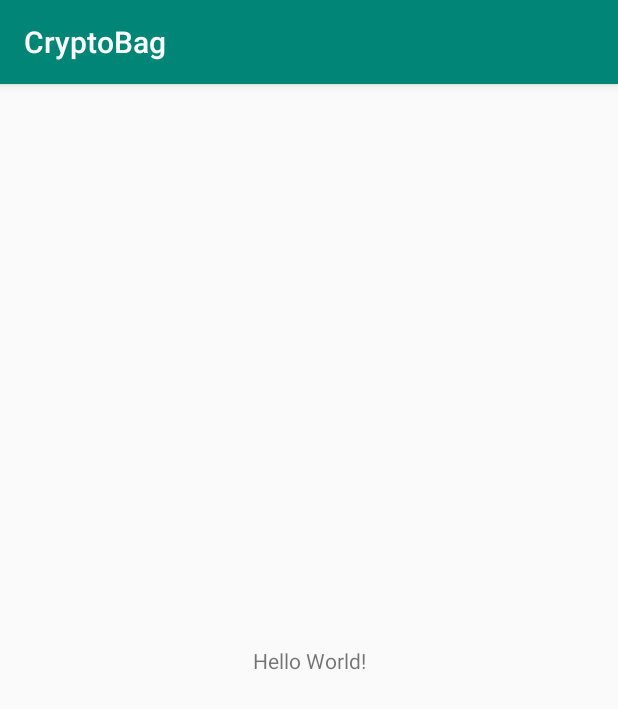
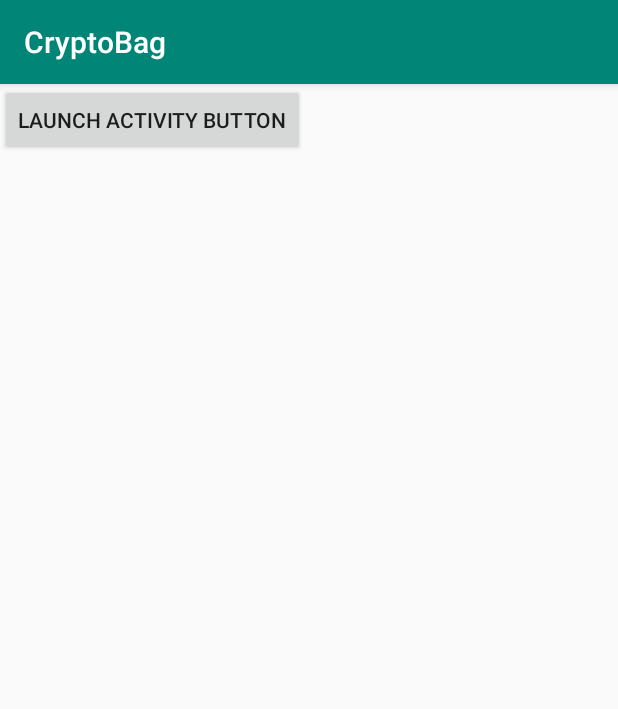
Before and after one commit to s-thai/CryptoBag, an Android app: the screen it shows after launch (MainActivity), on a phone screen of 412 x 824 dp. Shown: the top 709 px of the screen. Run offline under Robolectric (Android 15) with nearby library versions, the phone set to English and light mode, and no system bars.

Commit message:
Tutorial 2

```diff
--- a/app/src/main/AndroidManifest.xml
+++ b/app/src/main/AndroidManifest.xml
@@ -9,6 +9,7 @@
         android:roundIcon="@mipmap/ic_launcher_round"
         android:supportsRtl="true"
         android:theme="@style/AppTheme">
+        <activity android:name=".DetailActivity"></activity>
         <activity android:name=".MainActivity">
             <intent-filter>
                 <action android:name="android.intent.action.MAIN" />
--- a/app/src/main/java/infs3634/cryptobag/MainActivity.java
+++ b/app/src/main/java/infs3634/cryptobag/MainActivity.java
@@ -1,14 +1,44 @@
 package infs3634.cryptobag;
 
 import androidx.appcompat.app.AppCompatActivity;
+import android.content.Intent;
+import android.os.Bundle;
+import android.util.Log;
+import android.widget.Button;
+import android.view.View;
 
-import android.os.Bundle;
 
 public class MainActivity extends AppCompatActivity {
 
+    private Button nButton;
+    public static final String TAG = "MainActivity";
+    public static final String EXTRA_MESSAGE = "au.edu.unsw.infs3634.beers.MESSAGE";
+
+
     @Override
     protected void onCreate(Bundle savedInstanceState) {
+
         super.onCreate(savedInstanceState);
+        Log.i(TAG, "onCreate Called");
+
         setContentView(R.layout.activity_main);
+
+
+        nButton = findViewById(R.id.btnLaunchActivity);
+
+        nButton.setOnClickListener(new View.OnClickListener(){
+            @Override
+            public void onClick(View v) {
+                launchDetailActivity("Hello from Detail Activity");
+            }
+        });
+
     }
+
+    private void launchDetailActivity(String message){
+        Intent intent = new Intent(this, DetailActivity.class);
+        intent.putExtra(EXTRA_MESSAGE, message);
+        startActivity(intent);
+    }
+
 }
--- a/app/src/main/res/layout/activity_main.xml
+++ b/app/src/main/res/layout/activity_main.xml
@@ -6,13 +6,11 @@
     android:layout_height="match_parent"
     tools:context=".MainActivity">
 
-    <TextView
+    <Button
+        android:id="@+id/btnLaunchActivity"
         android:layout_width="wrap_content"
         android:layout_height="wrap_content"
-        android:text="Hello World!"
-        app:layout_constraintBottom_toBottomOf="parent"
-        app:layout_constraintLeft_toLeftOf="parent"
-        app:layout_constraintRight_toRightOf="parent"
-        app:layout_constraintTop_toTopOf="parent" />
-
+        android:text="Launch Activity Button"
+        tools:layout_editor_absoluteX="104dp"
+        tools:layout_editor_absoluteY="341dp" />
 </androidx.constraintlayout.widget.ConstraintLayout>
```
Also changed, not shown: app/src/main/java/infs3634/cryptobag/DetailActivity.java (added, +41 -0 lines), app/src/main/res/layout/activity_detail.xml (added, +24 -0 lines).
